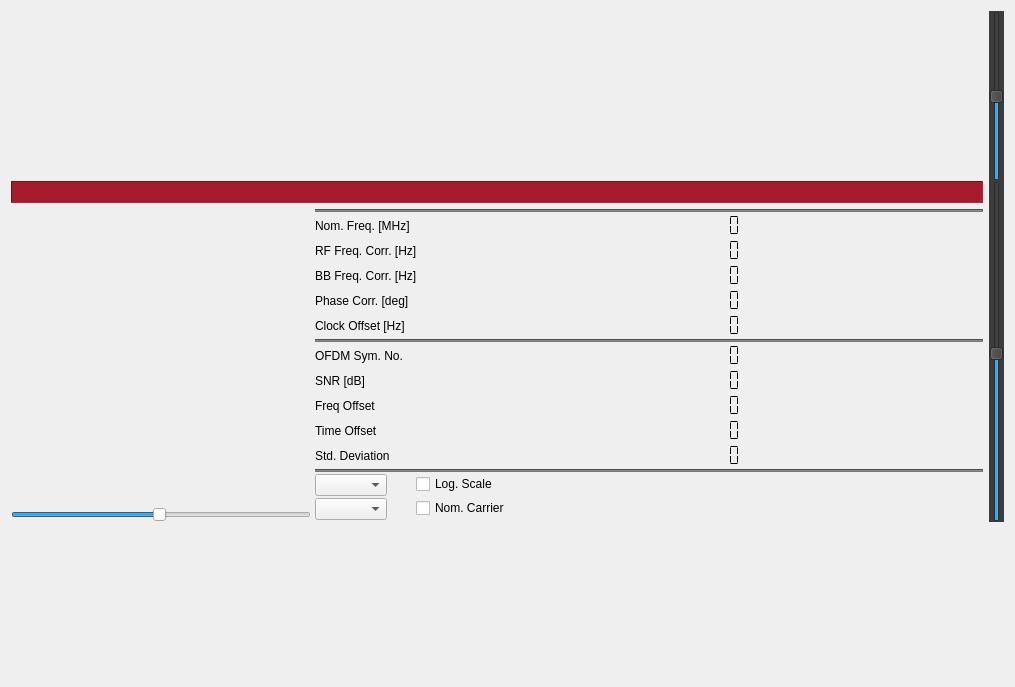
tomneda/DABstar, file forms/scopewidget.ui: the form before one commit.
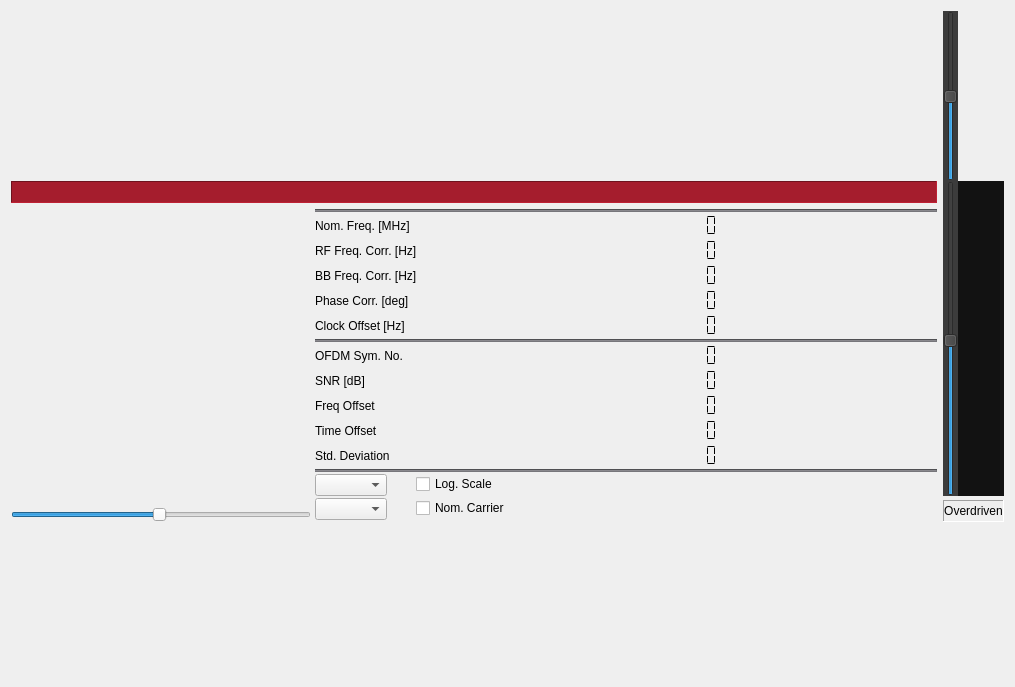
The form after the commit. Custom widgets are drawn as their Qt base class.

Commit message: Provide overdriven detection

Diff of the .ui file:
```diff
--- a/forms/scopewidget.ui
+++ b/forms/scopewidget.ui
@@ -101,7 +101,7 @@
        </property>
       </widget>
      </item>
-     <item row="1" column="1" rowspan="3">
+     <item row="1" column="1" rowspan="2">
       <layout class="QHBoxLayout" name="horizontalLayout_2">
        <property name="topMargin">
         <number>0</number>
@@ -596,6 +596,35 @@
        </item>
       </layout>
      </item>
+     <item row="3" column="1">
+      <layout class="QHBoxLayout" name="horizontalLayout_5">
+       <property name="topMargin">
+        <number>4</number>
+       </property>
+       <item>
+        <widget class="QLabel" name="lblOverdriven">
+         <property name="maximumSize">
+          <size>
+           <width>16777215</width>
+           <height>22</height>
+          </size>
+         </property>
+         <property name="frameShape">
+          <enum>QFrame::Panel</enum>
+         </property>
+         <property name="frameShadow">
+          <enum>QFrame::Sunken</enum>
+         </property>
+         <property name="text">
+          <string>Overdriven</string>
+         </property>
+         <property name="alignment">
+          <set>Qt::AlignCenter</set>
+         </property>
+        </widget>
+       </item>
+      </layout>
+     </item>
      <item row="4" column="0" colspan="2">
       <layout class="QHBoxLayout" name="horizontalLayout_5">
        <property name="topMargin">
```
The commit also changes 9 other files.
